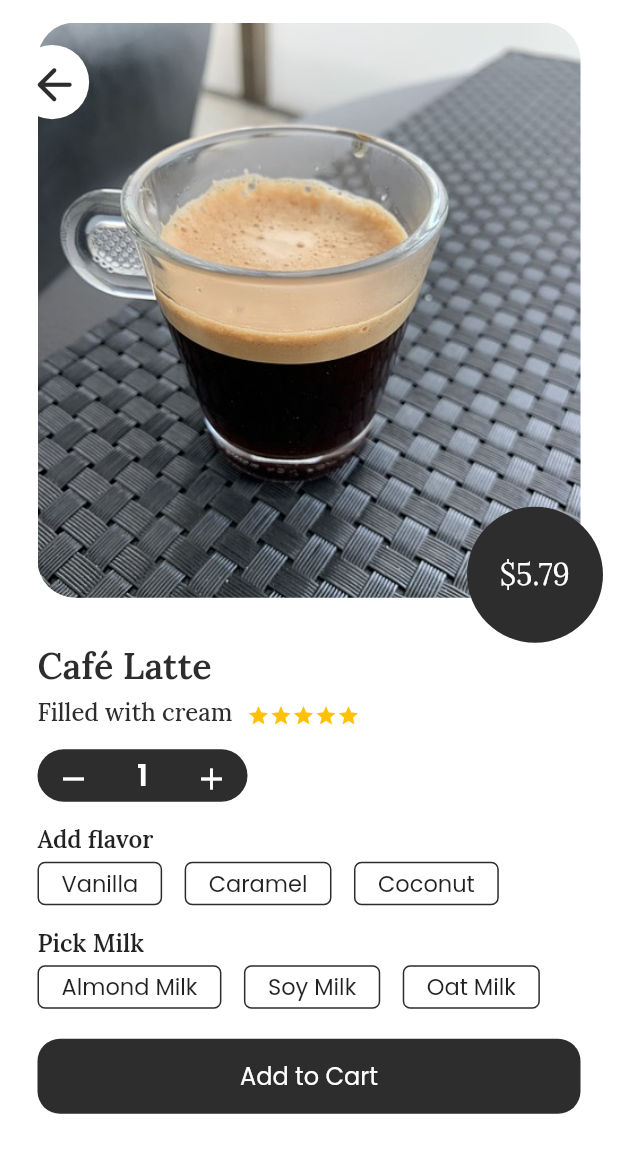
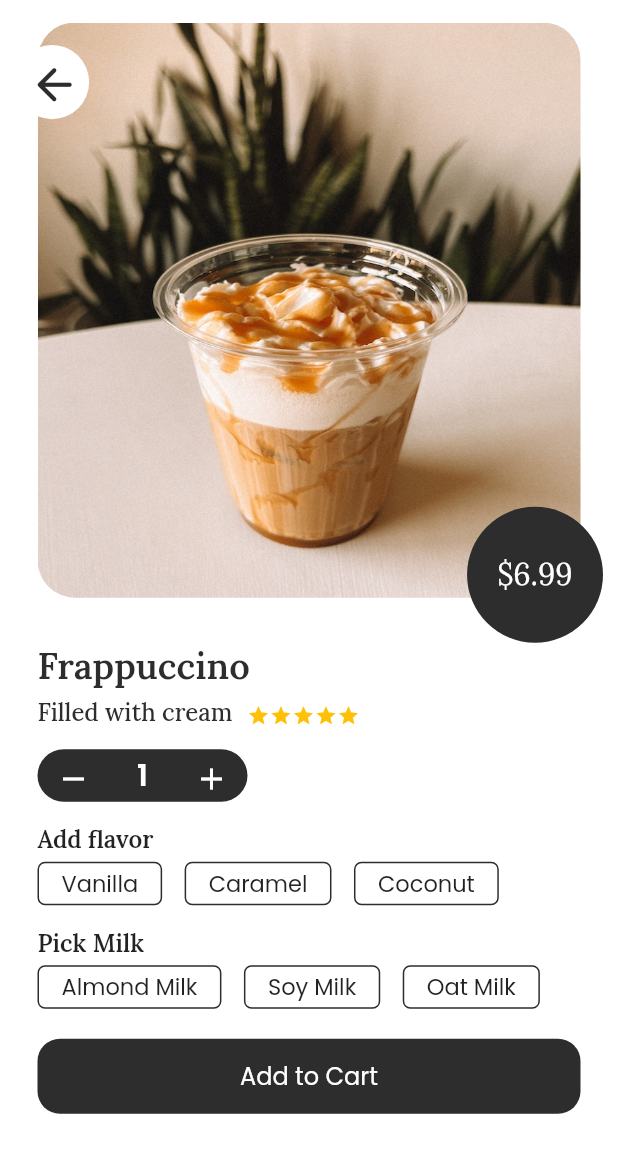
Before and after one commit to AngelJara7/coffee_app, a Flutter app: the screen it shows after launch, after a tap on "Frappuccino", on a phone screen of 412 x 824 dp. Shown: the top 1153 px of the screen. Run offline on Flutter 3.47's test engine with Material 2 defaults, Android fonts, the phone set to English and light mode, and no system bars; our stand-ins replace google_fonts.

```diff
--- /dev/null
+++ b/lib/models/product.dart
@@ -0,0 +1,65 @@
+// To parse this JSON data, do
+//
+//     final newsResponse = newsResponseFromJson(jsonString);
+
+import 'dart:convert';
+
+class NewsResponse {
+    NewsResponse({
+        required this.product,
+    });
+
+    List<Product> product;
+
+    factory NewsResponse.fromRawJson(String str) => NewsResponse.fromJson(json.decode(str));
+
+    // String toRawJson() => json.encode(toJson());
+
+    factory NewsResponse.fromJson(Map<String, dynamic> json) => NewsResponse(
+        product: List<Product>.from(json["product"].map((x) => Product.fromJson(x))),
+    );
+
+    // Map<String, dynamic> toJson() => {
+    //     "product": List<dynamic>.from(product.map((x) => x.toJson())),
+    // };
+}
+
+class Product {
+    Product({
+        required this.id,
+        required this.name,
+        required this.img,
+        required this.description,
+        required this.value,
+        required this.price,
+    });
+
+    String id;
+    String name;
+    String img;
+    String description;
+    int value;
+    double price;
+
+    factory Product.fromRawJson(String str) => Product.fromJson(json.decode(str));
+
+    // String toRawJson() => json.encode(toJson());
+
+    factory Product.fromJson(Map<String, dynamic> json) => Product(
+        id: json["id"],
+        name: json["name"],
+        img: json["img"],
+        description: json["description"],
+        value: json["value"],
+        price: json["price"],
+    );
+
+    // Map<String, dynamic> toJson() => {
+    //     "id": id,
+    //     "name": name,
+    //     "img": img,
+    //     "description": description,
+    //     "value": value,
+    //     "price": price,
+    // };
+}
--- a/lib/pages/product_details_page.dart
+++ b/lib/pages/product_details_page.dart
@@ -1,6 +1,8 @@
 import 'package:coffee_app/widgets/widgets.dart';
 import 'package:flutter/material.dart';
 import 'package:google_fonts/google_fonts.dart';
+
+import '../models/product.dart';
 
 class ProductDetailsPage extends StatelessWidget {
 
@@ -9,13 +11,15 @@ class ProductDetailsPage extends StatelessWidget {
   @override
   Widget build(BuildContext context) {
 
-    var text = Text('\$${5.79}', style: GoogleFonts.lora(fontSize: 20, color: Colors.white),);
+    final Product product = ModalRoute.of(context)!.settings.arguments as Product;
+
+    var text = Text('\$${product.price}', style: GoogleFonts.lora(fontSize: 20, color: Colors.white),);
 
     return Scaffold(
       backgroundColor: Colors.white,
       body: ListView(
         children: [
-          _ProductImageDetails(context, text),
+          _ProductImageDetails(context, text, product.img),
 
           Container(
             padding: const EdgeInsets.symmetric(horizontal: 25),
@@ -23,7 +27,7 @@ class ProductDetailsPage extends StatelessWidget {
               crossAxisAlignment: CrossAxisAlignment.start,
               children: [
 
-                Text('Café Latte', style: GoogleFonts.lora(fontSize: 24, fontWeight: FontWeight.w600, color: const Color.fromRGBO(45, 45, 45, 1))),
+                Text(product.name, style: GoogleFonts.lora(fontSize: 24, fontWeight: FontWeight.w600, color: const Color.fromRGBO(45, 45, 45, 1))),
 
                 const SizedBox(height: 5,),
 
@@ -51,7 +55,7 @@ class ProductDetailsPage extends StatelessWidget {
     );
   }
 
-  Stack _ProductImageDetails(BuildContext context, Text text) {
+  Stack _ProductImageDetails(BuildContext context, Widget text, String image) {
 
     return Stack(
       children: [
@@ -61,7 +65,7 @@ class ProductDetailsPage extends StatelessWidget {
 
           child: ClipRRect(
             borderRadius: const BorderRadius.all(Radius.circular(25)),
-            child: Image.asset("assets/expreso.jpg", fit: BoxFit.fitWidth, alignment: Alignment.center, width: double.infinity,),
+            child: Image.asset(image, fit: BoxFit.fill, alignment: Alignment.center, width: double.infinity,),
           ),
         ),
 
--- a/lib/pages/products_list_page.dart
+++ b/lib/pages/products_list_page.dart
@@ -1,5 +1,7 @@
 import 'package:flutter/material.dart';
 import 'package:google_fonts/google_fonts.dart';
+import 'package:provider/provider.dart';
+import '../providers/product_provider.dart';
 import '../widgets/widgets.dart';
 
 class ProductsListPage extends StatelessWidget {
@@ -8,6 +10,8 @@ class ProductsListPage extends StatelessWidget {
 
   @override
   Widget build(BuildContext context) {
+
+    final productProvider = Provider.of<ProductProvider>(context).products;
 
     return Scaffold(
       backgroundColor: Colors.white,
@@ -35,94 +39,34 @@ class ProductsListPage extends StatelessWidget {
       ),
       body: Stack(
         alignment: Alignment.bottomCenter,
+
         children: [
-          ListView(
-            padding: const EdgeInsets.only(top: 20, left: 20, right: 20),
-            children: [
-              Column(
-                crossAxisAlignment: CrossAxisAlignment.center,
+          ListView.builder(
+            scrollDirection: Axis.vertical,
+            padding: const EdgeInsets.only(top: 20, left: 20, right: 20, bottom: 80),
+            itemCount: productProvider.length,
+            itemBuilder: (context, index) {
+              final product = productProvider[index];
+
+              return Column(
                 children: [
+
                   GestureDetector(
-                    onTap: (){
-                      Navigator.pushNamed(context, 'product_details_page');
+                    onTap: () {
+                      Navigator.pushNamed(context, 'product_details_page', arguments: product);
                     },
-                    child: const _Product(
-                      image: 'assets/coffee_latte.jpg',
-                      productName: 'Café Latte',
-                      productDescription: 'Ullamco id incididunt ut et cupidatat laboris officia consequat.',
-                      value: 1,
-                      price: 6.79,
+                    child: _Product(
+                      image: product.img,
+                      productName: product.name,
+                      productDescription: product.description,
+                      value: product.value,
+                      price: product.price
                     ),
                   ),
-                  const SizedBox(height: 25,),
-                  GestureDetector(
-                    onTap: (){
-                      Navigator.pushNamed(context, 'product_details_page');
-                    },
-                    child: const _Product(
-                      image: 'assets/frappuccino.jpg',
-                      productName: 'Frappuccino',
-                      productDescription: 'Laborum laboris culpa officia elit consequat labore irure aute nulla.',
-                      value: 2,
-                      price: 6.99,
-                    ),
-                  ),
-                  const SizedBox(height: 25,),
-                  GestureDetector(
-                    onTap: (){
-                      Navigator.pushNamed(context, 'product_details_page');
-                    },
-                    child: const _Product(
-                      image: 'assets/cappuccino.jpg',
-                      productName: 'Cappuccino',
-                      productDescription: 'Aute deserunt dolor anim ad cupidatat consectetur sit.',
-                      value: 1,
-                      price: 5.49,
-                    ),
-                  ),
-                  const SizedBox(height: 25,),
-                  GestureDetector(
-                    onTap: (){
-                      Navigator.pushNamed(context, 'product_details_page');
-                    },
-                    child: const _Product(
-                      image: 'assets/expreso.jpg',
-                      productName: 'Expreso',
-                      productDescription: 'Do ullamco amet cupidatat tempor quis laboris et deserunt.',
-                      value: 2,
-                      price: 6.79,
-                    ),
-                  ),
-                  const SizedBox(height: 25,),
-                  GestureDetector(
-                    onTap: (){
-                      Navigator.pushNamed(context, 'product_details_page');
-                    },
-                    child: const _Product(
-                      image: 'assets/americano.jpg',
-                      productName: 'Americano',
-                      productDescription: 'Non voluptate nisi officia in quis non laboris aute pariatur ad.',
-                      value: 1,
-                      price: 5.79,
-                    ),
-                  ),
-                  const SizedBox(height: 25,),
-                  GestureDetector(
-                    onTap: (){
-                      Navigator.pushNamed(context, 'product_details_page');
-                    },
-                    child: const _Product(
-                      image: 'assets/cafe_con_leche.jpg',
-                      productName: 'Café con leche',
-                      productDescription: 'Proident velit minim ex occaecat.',
-                      value: 2,
-                      price: 4.59,
-                    ),
-                  ),
-                  const SizedBox(height: 100,),
+                  const SizedBox(height: 20,)
                 ],
-              ),
-            ],
+              );
+            },
           ),
           const _BottomSearchBar()
         ],
@@ -143,7 +87,7 @@ class _BottomSearchBar extends StatelessWidget {
           end: Alignment.bottomCenter,
           colors: [
             Color.fromRGBO(255, 255, 255, 0),
-            Color.fromRGBO(128, 128, 128, 0.4),
+            Color.fromRGBO(128, 128, 128, 0.5),
             Color.fromRGBO(128, 128, 128, 1)
           ]
         )
--- /dev/null
+++ b/lib/providers/product_provider.dart
@@ -0,0 +1,26 @@
+import 'package:coffee_app/models/product.dart';
+import 'package:flutter/material.dart';
+import 'package:flutter/services.dart';
+
+class ProductProvider extends ChangeNotifier{
+
+  List<Product> products = [];
+  final String routeFile = 'assets/product.json';
+
+  ProductProvider() {
+    getAllProduct();
+  }
+
+  Future<String> _getJsonData() async {
+    final resp = await rootBundle.loadString(routeFile);
+    return resp;
+  }
+
+  getAllProduct() async {
+    final response = await _getJsonData();
+    final jsonData = NewsResponse.fromRawJson(response);
+
+    products = jsonData.product;
+     notifyListeners();
+  }
+}
--- a/lib/widgets/description_product1.dart
+++ b/lib/widgets/description_product1.dart
@@ -2,6 +2,7 @@ import 'package:flutter/material.dart';
 import 'package:google_fonts/google_fonts.dart';
 
 class DescriptionProduct1 extends StatelessWidget {
+
   final String productName;
   final String productDescription;
   final int value;
@@ -51,8 +52,10 @@ class DescriptionProduct1 extends StatelessWidget {
         children: [
 
           Text(productName, style: GoogleFonts.lora(fontSize: 18, fontWeight: FontWeight.w500), selectionColor: const Color.fromRGBO(45, 45, 45, 0),),
+
           const SizedBox(height: 10,),
-          Text(productDescription, selectionColor: const Color.fromRGBO(45, 45, 45, 0), overflow: TextOverflow.visible, style: GoogleFonts.poppins(fontSize: 12, fontWeight: FontWeight.w400),)
+
+          Text(productDescription, selectionColor: const Color.fromRGBO(45, 45, 45, 0), style: GoogleFonts.poppins(fontSize: 12, fontWeight: FontWeight.w400),)
         ],
       )
     );
--- a/lib/widgets/price_product.dart
+++ b/lib/widgets/price_product.dart
@@ -1,6 +1,7 @@
 import 'package:flutter/material.dart';
 
 class PriceProduct extends StatelessWidget {
+
   const PriceProduct({super.key, required this.diameter, required this.widget,});
 
   final double diameter;
--- a/pubspec.yaml
+++ b/pubspec.yaml
@@ -37,6 +37,7 @@ dependencies:
   cupertino_icons: ^1.0.2
   google_fonts: ^4.0.3
   font_awesome_flutter: ^10.4.0
+  provider: ^6.0.5
 
 dev_dependencies:
   flutter_test:
@@ -63,6 +64,8 @@ flutter:
   # To add assets to your application, add an assets section, like this:
   assets:
     - assets/
+    - assets/img/
+    - assets/product.json
   #   - images/a_dot_ham.jpeg
 
   # An image asset can refer to one or more resolution-specific "variants", see
```
Also changed, not shown: assets/product.json (added, +53 -0 lines), lib/main.dart (+10 -4 lines), assets/img/americano.jpg (renamed from assets/americano.jpg), assets/img/cafe_con_leche.jpg (renamed from assets/cafe_con_leche.jpg), assets/img/cappuccino.jpg (renamed from assets/cappuccino.jpg), assets/img/coffee_latte.jpg (renamed from assets/coffee_latte.jpg), assets/img/expreso.jpg (renamed from assets/expreso.jpg), assets/img/frappuccino.jpg (renamed from assets/frappuccino.jpg), pubspec.lock.
